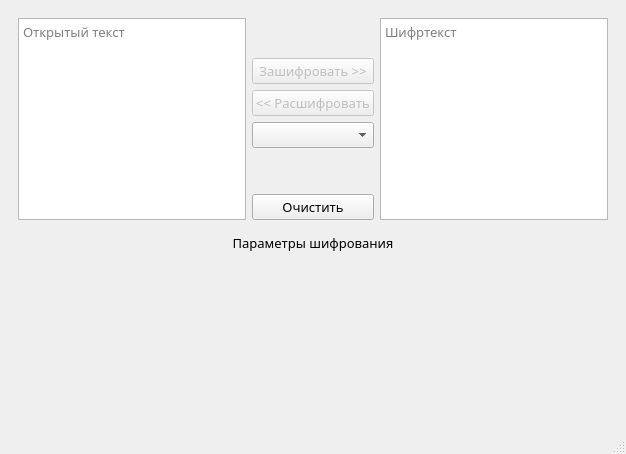
Above: resources/Window.ui from Firyst/myCryptography before the change. Below: the same form after it.
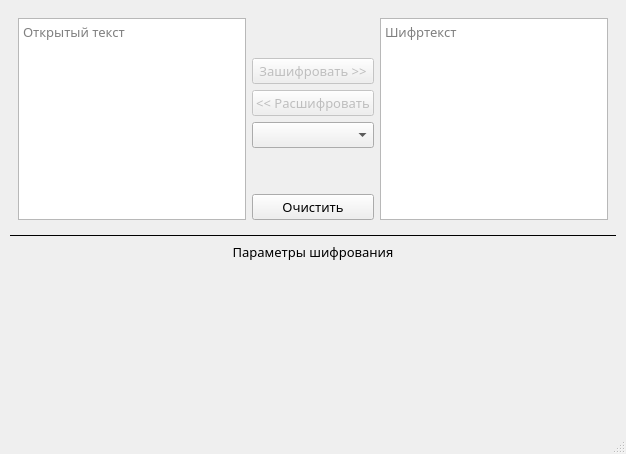
That is the form after the change.

Diff of the .ui file:
```diff
--- a/resources/Window.ui
+++ b/resources/Window.ui
@@ -123,6 +123,16 @@
       </item>
      </layout>
     </item>
+    <item>
+     <widget class="QFrame" name="frame">
+      <property name="frameShape">
+       <enum>QFrame::HLine</enum>
+      </property>
+      <property name="frameShadow">
+       <enum>QFrame::Plain</enum>
+      </property>
+     </widget>
+    </item>
     <item>
      <widget class="QLabel" name="label">
       <property name="font">
```
